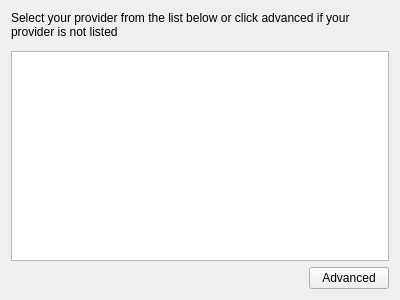
This is accountwizard/providerpage.ui in KDE/kdepim-runtime as Qt 5 draws it before an edit. The edited form follows.
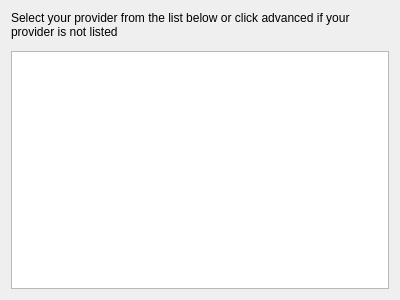
This is the edited form. Custom widgets are drawn as their Qt base class.

Patch:
```diff
--- a/accountwizard/providerpage.ui
+++ b/accountwizard/providerpage.ui
@@ -49,30 +49,6 @@
      </attribute>
     </widget>
    </item>
-   <item>
-    <layout class="QHBoxLayout" name="horizontalLayout">
-     <item>
-      <spacer name="horizontalSpacer">
-       <property name="orientation">
-        <enum>Qt::Horizontal</enum>
-       </property>
-       <property name="sizeHint" stdset="0">
-        <size>
-         <width>40</width>
-         <height>20</height>
-        </size>
-       </property>
-      </spacer>
-     </item>
-     <item>
-      <widget class="QPushButton" name="advancedButton">
-       <property name="text">
-        <string>Advanced</string>
-       </property>
-      </widget>
-     </item>
-    </layout>
-   </item>
   </layout>
  </widget>
  <customwidgets>
```
